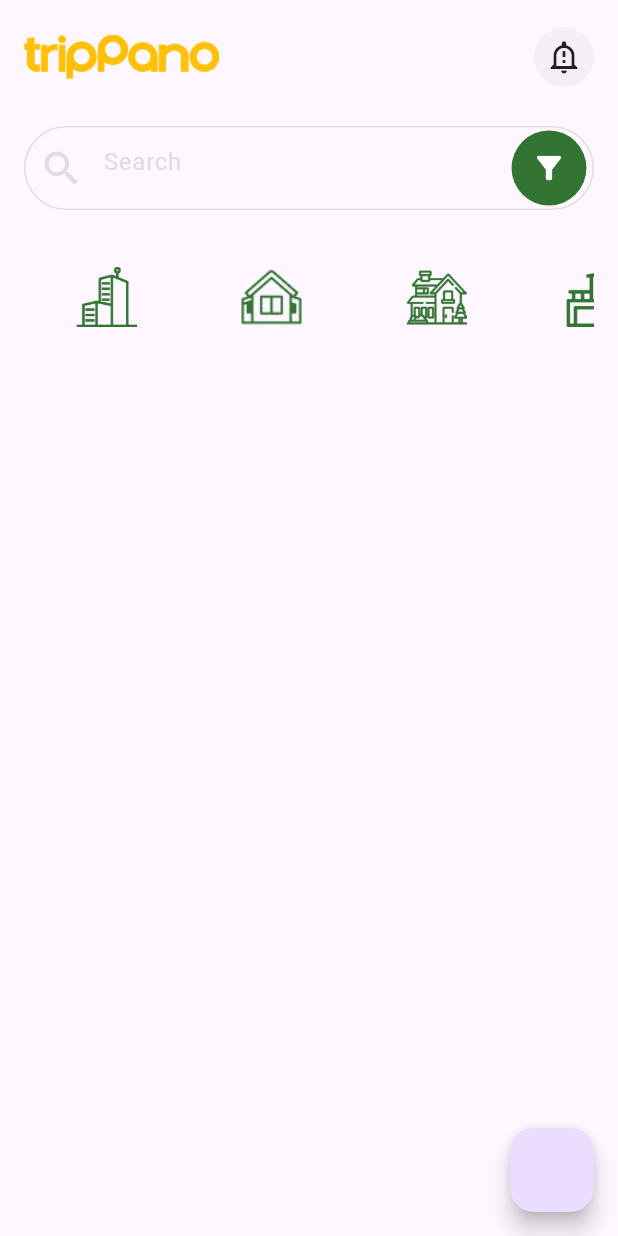
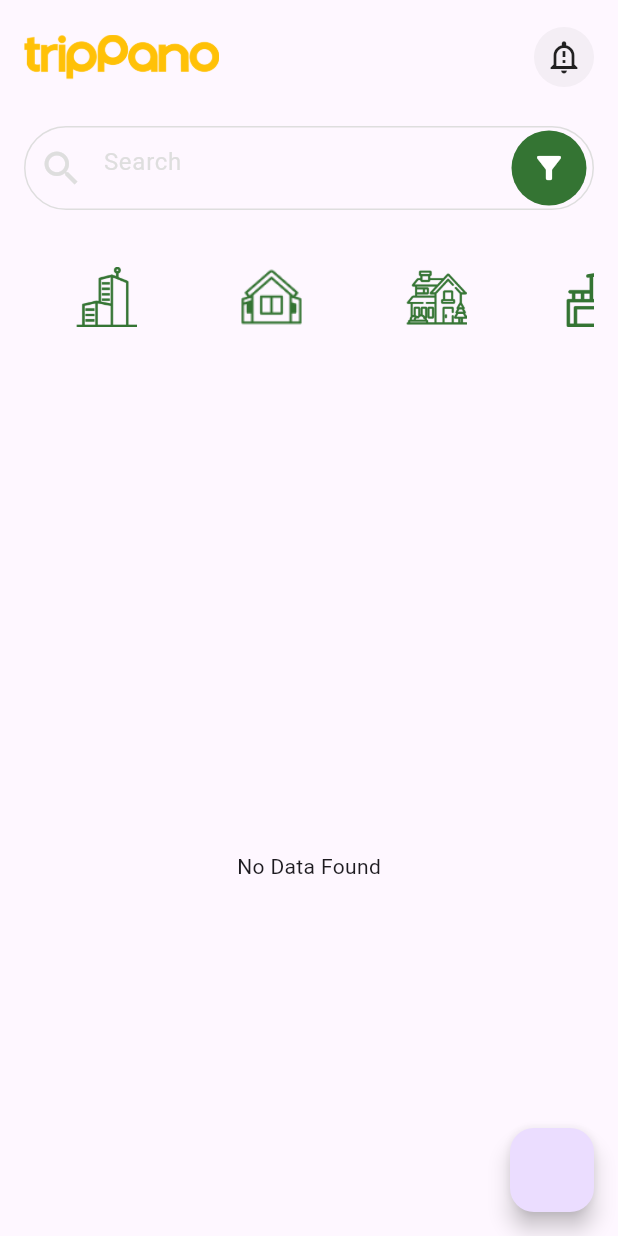
Before and after one commit to ba138/testapp, a Flutter app: the HomeScreen screen opened directly, on a phone screen of 412 x 824 dp. Run offline on Flutter 3.47's test engine with Material 3 defaults, Android fonts, the phone set to English and light mode, and no system bars; our stand-ins replace cloud_firestore, firebase_auth, firebase_core, firebase_storage, flutter_rating_bar, get and 2 more; accounts and stored records are empty; key blocks and very long unbroken strings in the code were emptied for the run.

Commit message:
feat: implement loading state with shimmer effect in HomeScreen and update fetchData method in HomeController

```diff
--- a/lib/views/home_screen.dart
+++ b/lib/views/home_screen.dart
@@ -6,6 +6,7 @@ import 'package:firstapp/views/card_forum.dart';
 import 'package:firstapp/views/filter_screen.dart';
 import 'package:flutter/material.dart';
 import 'package:get/get.dart';
+import 'package:shimmer/shimmer.dart';
 
 class HomeScreen extends StatefulWidget {
   const HomeScreen({super.key});
@@ -135,8 +136,26 @@ class _HomeScreenState extends State<HomeScreen> {
                 // HomeCardWidget(),
                 SizedBox(
                   height: MediaQuery.of(context).size.height * 0.8,
-                  child: Obx(
-                    () => ListView.builder(
+                  child: Obx(() {
+                    if (homeController.isLoading.value) {
+                      return ListView.builder(
+                        itemCount: 5,
+                        itemBuilder: (context, index) {
+                          return Shimmer.fromColors(
+                            baseColor: Colors.grey.shade300,
+                            highlightColor: Colors.grey.shade100,
+                            child: Container(
+                              height: 100,
+                              width: double.infinity,
+                              color: Colors.white,
+                            ),
+                          );
+                        },
+                      );
+                    } else if (homeController.cardDataList.isEmpty) {
+                      return Center(child: Text("No Data Found"));
+                    }
+                    return ListView.builder(
                       itemCount: homeController.cardDataList.length,
                       itemBuilder: (context, index) {
                         var data = homeController.cardDataList[index];
@@ -156,8 +175,8 @@ class _HomeScreenState extends State<HomeScreen> {
                           },
                         );
                       },
-                    ),
-                  ),
+                    );
+                  }),
                 ),
               ],
             ),
--- a/pubspec.yaml
+++ b/pubspec.yaml
@@ -42,6 +42,8 @@ dependencies:
   image_picker: ^1.2.1
   firebase_storage: ^13.0.4
   uuid: ^4.5.2
+  shimmer_effect: ^1.0.4
+  shimmer: ^3.0.0
 
 dev_dependencies:
   flutter_test:
```
Also changed, not shown: lib/Controllers/home_controller.dart (+12 -7 lines), pubspec.lock.
